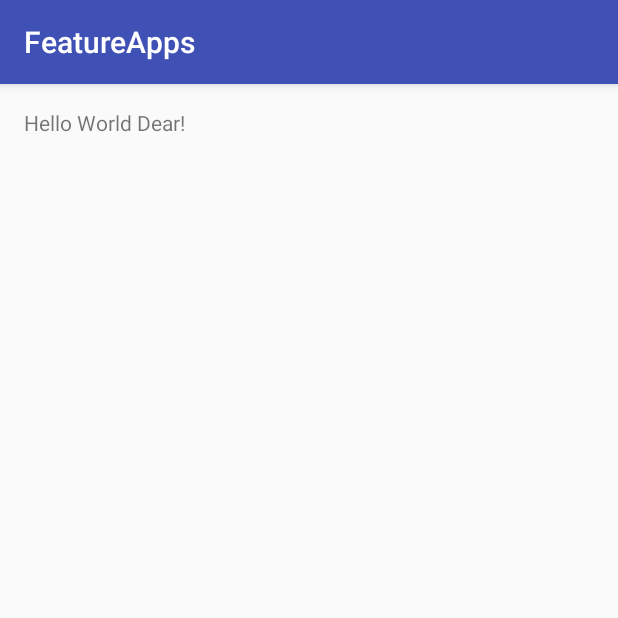
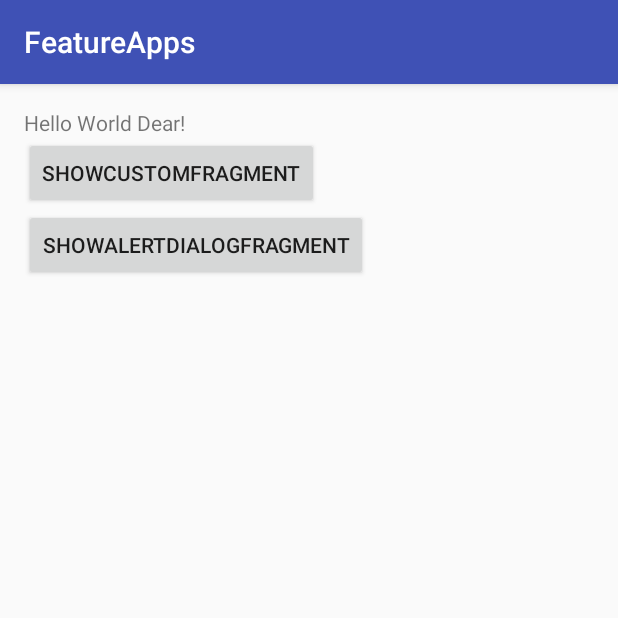
Before and after one commit to vishant-jaiswal/AndroidFeatures, an Android app: the screen it shows after launch (ActivityMain), on a phone screen of 412 x 824 dp, the top half of it. Run offline under Robolectric (Android 15) with nearby library versions, the phone set to English and light mode, and no system bars.

Commit message:
Example for Custom Dialog Fragment and Alert Dialog Fragment

```diff
--- a/FeatureApps/app/src/main/res/layout/activity_main.xml
+++ b/FeatureApps/app/src/main/res/layout/activity_main.xml
@@ -1,5 +1,5 @@
 <?xml version="1.0" encoding="utf-8"?>
-<RelativeLayout xmlns:android="http://schemas.android.com/apk/res/android"
+<LinearLayout xmlns:android="http://schemas.android.com/apk/res/android"
     xmlns:tools="http://schemas.android.com/tools"
     android:layout_width="match_parent"
     android:layout_height="match_parent"
@@ -7,10 +7,25 @@
     android:paddingLeft="@dimen/activity_horizontal_margin"
     android:paddingRight="@dimen/activity_horizontal_margin"
     android:paddingTop="@dimen/activity_vertical_margin"
+    android:orientation="vertical"
     tools:context="com.coderchowki.featureapps.ActivityMain">
 
     <TextView
         android:layout_width="wrap_content"
         android:layout_height="wrap_content"
         android:text="Hello World Dear!" />
-</RelativeLayout>
+
+    <Button
+        android:id="@+id/showCustomFragment"
+        android:layout_width="wrap_content"
+        android:layout_height="wrap_content"
+        android:onClick="onClick"
+        android:text="showCustomFragment"/>
+
+    <Button
+        android:id="@+id/showAlertDialogFragment"
+        android:layout_width="wrap_content"
+        android:layout_height="wrap_content"
+        android:onClick="onClick"
+        android:text="showAlertDialogFragment"/>
+</LinearLayout>
```
Also changed, not shown: FeatureApps/app/src/main/java/com/coderchowki/featureapps/ActivityMain.java (+32 -2 lines), FeatureApps/app/src/main/java/com/coderchowki/featureapps/MyAlertDialogFragment.java (added, +37 -0 lines), FeatureApps/app/src/main/java/com/coderchowki/featureapps/MyDialogFragment.java (added, +56 -0 lines), FeatureApps/app/src/main/res/layout/fragment_username.xml (added, +21 -0 lines).
